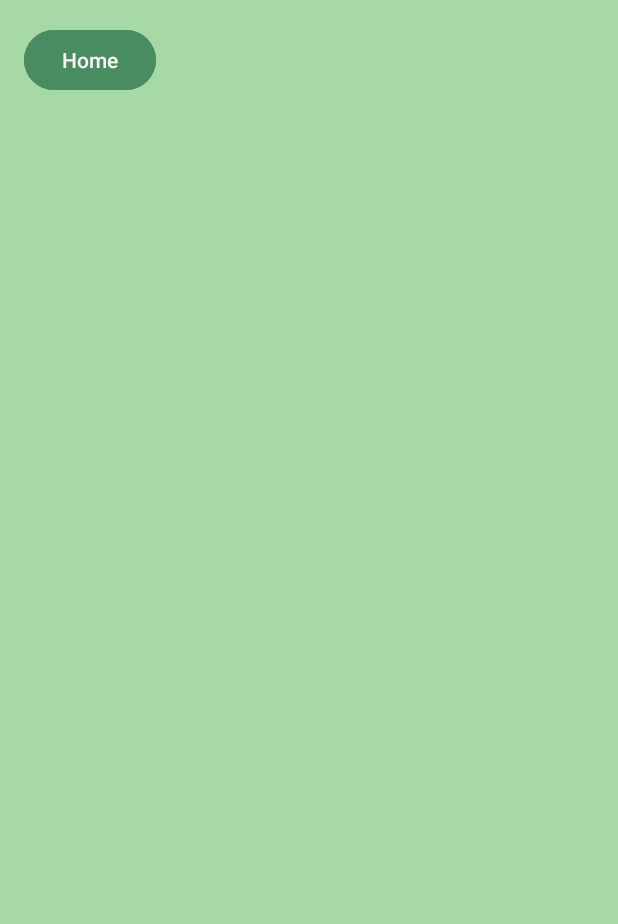
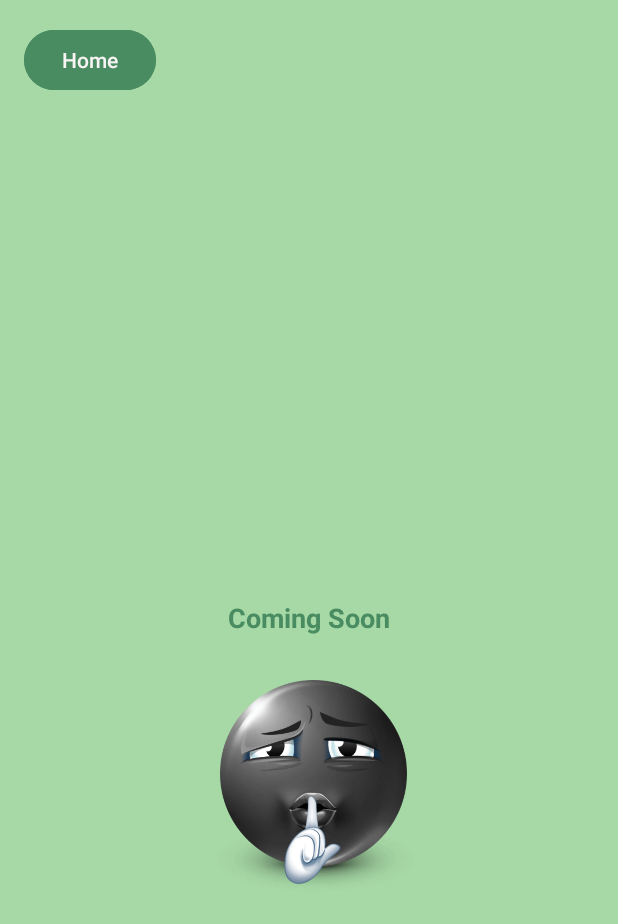
Before and after one commit to MajdDev23/CS2063_Project_Team6, an Android app: the CustomizeActivity screen opened directly, with no data from a screen before it, on a phone screen of 412 x 824 dp. Shown: the top 924 px of the screen. Run offline under Robolectric (Android 15) with nearby library versions, the light colour scheme and no system bars.

Commit message:
Some small changes

```diff
--- a/PlantPal2/app/src/main/java/ca/unb/mobiledev/plantpal/MainActivity.kt
+++ b/PlantPal2/app/src/main/java/ca/unb/mobiledev/plantpal/MainActivity.kt
@@ -7,6 +7,7 @@
 import android.widget.ImageView
 import android.os.Handler
 import android.os.Looper
+import android.util.Log
 import java.text.SimpleDateFormat
 import java.util.Calendar
 import java.util.Locale
@@ -80,6 +81,8 @@
             handler.postDelayed({
                 plantImageView.setImageResource(R.drawable.plant_alt3) // Update to wilting stage
             }, finalMilestone)
+
+
         }
     }
 
--- a/PlantPal2/app/src/main/res/layout/activity_customize.xml
+++ b/PlantPal2/app/src/main/res/layout/activity_customize.xml
@@ -14,6 +14,26 @@
         android:backgroundTint="#4A8C61"
         android:text="Home"
         android:textColor="#F8F4F4"/>
+    <TextView
+        android:id="@+id/coming_soon_text"
+        android:layout_width="wrap_content"
+        android:layout_height="wrap_content"
+        android:layout_marginTop="8dp"
+        android:layout_centerInParent="true"
+        android:text="Coming Soon"
+        android:textSize="18sp"
+        android:textStyle="bold"
+        android:textColor="#4A8C61" />
+
+    <ImageView
+        android:id="@+id/coming_soon_image"
+        android:layout_width="198dp"
+        android:layout_height="183dp"
+        android:layout_below="@id/coming_soon_text"
+        android:layout_alignRight="@id/coming_soon_text"
+        android:layout_marginRight="-48dp"
+        android:contentDescription="Coming Soon Image"
+        android:src="@drawable/shush" />
 
     <!-- Placeholder for customization options -->
 </RelativeLayout>
--- a/PlantPal2/app/src/main/res/layout/activity_main.xml
+++ b/PlantPal2/app/src/main/res/layout/activity_main.xml
@@ -50,7 +50,7 @@
         android:layout_width="280dp"
         android:layout_height="281dp"
         android:layout_centerInParent="true"
-        android:src="@drawable/plant_space" />
+        android:src="@drawable/plant_image" />
 
 
 
```
Also changed, not shown: PlantPal2/app/src/main/res/drawable/shush.png (added).
